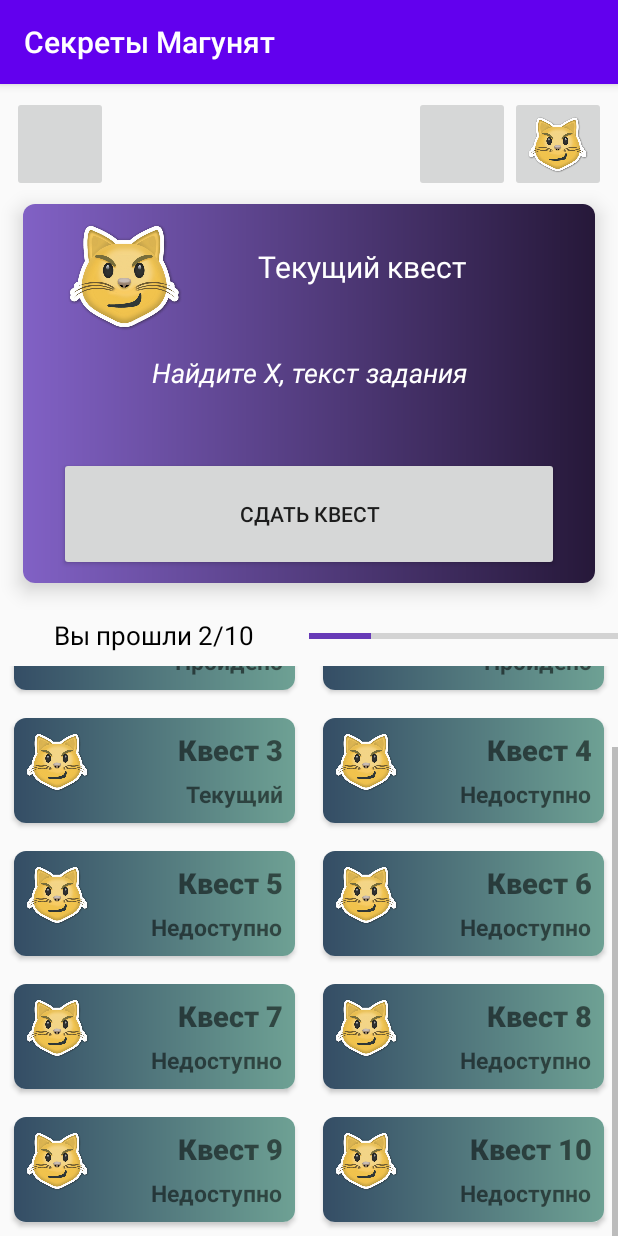
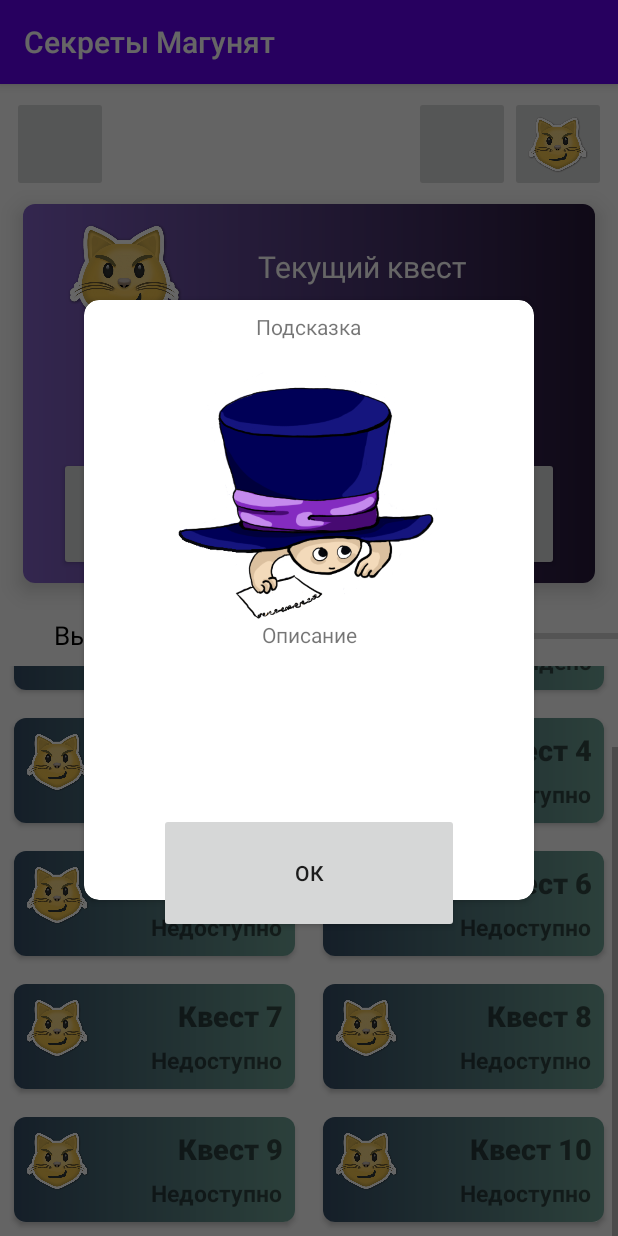
Before and after one commit to TheHoboCoder/MagunyataSecrets, an Android app: the MainActivity screen opened directly, with no data from a screen before it, scrolled down 63 dp, on a phone screen of 412 x 824 dp. Run offline under Robolectric (Android 15) with nearby library versions, the phone set to English and light mode, and no system bars.

Commit message:
Basic HintFragment and quest description activity added

```diff
--- /dev/null
+++ b/app/src/main/java/ru/edu/masu/HintFragment.java
@@ -0,0 +1,82 @@
+package ru.edu.masu;
+
+import android.animation.ObjectAnimator;
+import android.content.Context;
+import android.graphics.Color;
+import android.graphics.drawable.ColorDrawable;
+import android.os.Bundle;
+
+import androidx.annotation.NonNull;
+import androidx.fragment.app.DialogFragment;
+import androidx.fragment.app.Fragment;
+
+import android.view.LayoutInflater;
+import android.view.View;
+import android.view.ViewGroup;
+import android.widget.Button;
+import android.widget.ImageView;
+import android.widget.TextView;
+
+/**
+ * A simple {@link Fragment} subclass.
+ * Use the {@link HintFragment#newInstance} factory method to
+ * create an instance of this fragment.
+ */
+public class HintFragment extends DialogFragment {
+
+    // the fragment initialization parameters, e.g. ARG_ITEM_NUMBER
+    private static final String IMG = "IMG";
+    private static final String DESC = "DESC";
+
+    private int imageResId;
+    private String description;
+
+    public HintFragment() {
+        // Required empty public constructor
+    }
+
+    /**
+     * Use this factory method to create a new instance of
+     * this fragment using the provided parameters.
+     *
+     * @param imgRes Parameter 1.
+     * @param desc Parameter 2.
+     * @return A new instance of fragment HintFragment.
+     */
+    public static HintFragment newInstance(int imgRes, String desc) {
+        HintFragment fragment = new HintFragment();
+        Bundle args = new Bundle();
+        args.putInt(IMG, imgRes);
+        args.putString(DESC, desc);
+        fragment.setArguments(args);
+        return fragment;
+    }
+
+    @Override
+    public void onCreate(Bundle savedInstanceState) {
+        super.onCreate(savedInstanceState);
+        if (getArguments() != null) {
+            imageResId = getArguments().getInt(IMG);
+            description = getArguments().getString(DESC);
+        }
+    }
+
+    @Override
+    public View onCreateView(LayoutInflater inflater, ViewGroup container,
+                             Bundle savedInstanceState) {
+        View view = inflater.inflate(R.layout.fragment_hint,container,false);
+        TextView descTxt = view.findViewById(R.id.descTxt);
+        descTxt.setText(description);
+        ImageView imageView = view.findViewById(R.id.imageView);
+        imageView.setImageResource(imageResId);
+        Button okBtn = view.findViewById(R.id.okBtn);
+        okBtn.setOnClickListener(new View.OnClickListener() {
+            @Override
+            public void onClick(View v) {
+                dismiss();
+            }
+        });
+        getDialog().getWindow().setBackgroundDrawable(new ColorDrawable(Color.TRANSPARENT));
+        return view;
+    }
+}
--- a/app/src/main/java/ru/edu/masu/MainActivity.java
+++ b/app/src/main/java/ru/edu/masu/MainActivity.java
@@ -2,7 +2,9 @@ package ru.edu.masu;
 
 import android.content.DialogInterface;
 import android.content.Intent;
+import android.graphics.drawable.ColorDrawable;
 import android.os.Bundle;
+import android.os.CountDownTimer;
 import android.view.View;
 import android.widget.Toast;
 
@@ -19,9 +21,11 @@ import ru.edu.masu.data.QuestItem;
 import ru.edu.masu.utils.ScanActivity;
 
 public class MainActivity extends AppCompatActivity {
+
     private RecyclerView recyclerView;
     private RecyclerView.Adapter adapter;
     private RecyclerView.LayoutManager layoutManager;
+    private CountDownTimer timer;
 
     @Override
     protected void onCreate (Bundle savedInstanceState) {
@@ -29,7 +33,7 @@ public class MainActivity extends AppCompatActivity {
         setContentView(R.layout.activity_main);
 
         ArrayList<QuestItem> questItems = new ArrayList<>();
-        questItems.add(new QuestItem(R.drawable.kiski, "Квест 0001", "Пройдено"));
+        questItems.add(new QuestItem(R.drawable.kiski, "Квест 1", "Пройдено"));
         questItems.add(new QuestItem(R.drawable.kiski, "Квест 2", "Пройдено"));
         questItems.add(new QuestItem(R.drawable.kiski, "Квест 3", "Текущий"));
         for (int i = 4; i < 11; i++)  {
@@ -42,6 +46,21 @@ public class MainActivity extends AppCompatActivity {
 
         recyclerView.setAdapter(adapter);
         recyclerView.setLayoutManager(layoutManager);
+
+        //NOTE: recreate unhandled
+        timer = new CountDownTimer(2000,2000) {
+            @Override
+            public void onTick(long millisUntilFinished) {
+            }
+
+            @Override
+            public void onFinish() {
+                HintFragment fr = HintFragment.newInstance(R.drawable.sociofob,"Описание");
+                fr.setCancelable(false);
+                fr.show(getSupportFragmentManager(),"hint");
+            }
+        };
+        timer.start();
     }
 
     @Override
@@ -82,4 +101,15 @@ public class MainActivity extends AppCompatActivity {
         Intent intent = new Intent(MainActivity.this, ScanActivity.class);
         startActivityForResult(intent,ScanActivity.REQUEST_SCAN_ACTIVITY);
     }
+
+    public void inventoryClick(View view) {
+        Intent intent = new Intent(MainActivity.this, InventoryExplorerActivity.class);
+        startActivity(intent);
+    }
+
+    public void showDescription(View view) {
+        Intent intent = new Intent(MainActivity.this, DescriptionActivity.class);
+        intent.putExtra("DESC","HELLO_THERE");
+        startActivity(intent);
+    }
 }
--- a/app/src/main/res/layout/activity_main.xml
+++ b/app/src/main/res/layout/activity_main.xml
@@ -17,6 +17,7 @@
             android:contentDescription="@string/equipment"
             android:id="@+id/inventoryButton"
             android:layout_width="@dimen/main_toolbar_h"
+            android:onClick="inventoryClick"
             android:layout_height="match_parent"
             app:layout_constraintBottom_toBottomOf="parent"
             app:layout_constraintStart_toStartOf="parent"
@@ -48,7 +49,7 @@
         android:layout_marginLeft="15dp"
         app:cardCornerRadius="8dp"
         app:cardElevation="8dp"
-        android:onClick="testCamera"
+        android:onClick="showDescription"
         android:layout_height="0dp"
         android:layout_weight="2">
         <androidx.constraintlayout.widget.ConstraintLayout
@@ -152,7 +153,7 @@
             android:layout_height="40dp"
             android:foregroundTint="#FFFFFF"
             android:max="100"
-            android:progress="20"
+            android:progress="0"
             android:progressTint="#673AB7" />
     </LinearLayout>
 
--- /dev/null
+++ b/app/src/main/res/layout/fragment_hint.xml
@@ -0,0 +1,71 @@
+<?xml version="1.0" encoding="utf-8"?>
+<androidx.constraintlayout.widget.ConstraintLayout xmlns:android="http://schemas.android.com/apk/res/android"
+    xmlns:tools="http://schemas.android.com/tools"
+    android:layout_width="wrap_content"
+    android:layout_height="wrap_content"
+    android:background="#00FFFFFF"
+    xmlns:app="http://schemas.android.com/apk/res-auto">
+
+    <androidx.cardview.widget.CardView
+        android:layout_width="300dp"
+        android:layout_height="400dp"
+        android:layout_marginStart="8dp"
+        android:layout_marginTop="8dp"
+        android:layout_marginEnd="8dp"
+        android:layout_marginBottom="32dp"
+        app:cardCornerRadius="10dp"
+        android:elevation="20dp"
+        android:padding="8dp"
+        app:layout_constraintBottom_toBottomOf="parent"
+        app:layout_constraintEnd_toEndOf="parent"
+        app:layout_constraintStart_toStartOf="parent"
+        app:layout_constraintTop_toTopOf="parent">
+
+        <LinearLayout
+            android:layout_width="match_parent"
+            android:layout_height="match_parent"
+            android:orientation="vertical">
+
+            <TextView
+                android:layout_width="wrap_content"
+                android:layout_height="wrap_content"
+                android:layout_gravity="center"
+                android:layout_marginTop="8dp"
+                android:text="Подсказка" />
+
+            <ImageView
+                android:id="@+id/imageView"
+                android:layout_width="match_parent"
+                android:layout_height="0dp"
+                android:layout_weight="4"
+                android:contentDescription="тут изображение"
+                android:scaleType="centerInside" />
+
+            <ScrollView
+                android:layout_width="match_parent"
+                android:layout_height="0dp"
+                android:layout_weight="4">
+
+                <TextView
+                    android:id="@+id/descTxt"
+                    android:textAlignment="center"
+                    android:layout_width="match_parent"
+                    android:layout_height="wrap_content"
+                    android:paddingStart="@dimen/text_padding"
+                    android:paddingEnd="@dimen/text_padding" />
+            </ScrollView>
+
+
+        </LinearLayout>
+    </androidx.cardview.widget.CardView>
+    <Button
+        android:id="@+id/okBtn"
+        android:layout_width="@dimen/btn_size_h"
+        android:layout_height="80dp"
+        android:layout_gravity="center"
+        android:layout_margin="@dimen/default_margin"
+        android:text="@string/ok"
+        app:layout_constraintBottom_toBottomOf="parent"
+        app:layout_constraintEnd_toEndOf="parent"
+        app:layout_constraintStart_toStartOf="parent" />
+</androidx.constraintlayout.widget.ConstraintLayout>
--- a/app/src/main/res/values/strings.xml
+++ b/app/src/main/res/values/strings.xml
@@ -11,7 +11,7 @@
     <string name="pass_quest">Сдать квест</string>
     <string name="find">Найдите Х, текст задания</string>
     <string name="line">___________________________________________________________________________________________</string>
-    <string name="progress">Вы прошли 2/10</string>
+    <string name="progress">Вы прошли 0/10</string>
     <string name="image">КиИКИиИКИИИИИсКИ</string>
 
     <string name="failure">Что-то пошло не так :(</string>
```
Also changed, not shown: app/src/main/AndroidManifest.xml (+20 -15 lines), app/src/main/java/ru/edu/masu/DescriptionActivity.java (added, +27 -0 lines), app/src/main/java/ru/edu/masu/InventoryExplorerActivity.java (+7 -2 lines), app/src/main/java/ru/edu/masu/MeetActivity.java (+5 -5 lines), app/src/main/res/layout/activity_description.xml (added, +28 -0 lines), app/src/main/res/drawable/sociofob.png (added).
